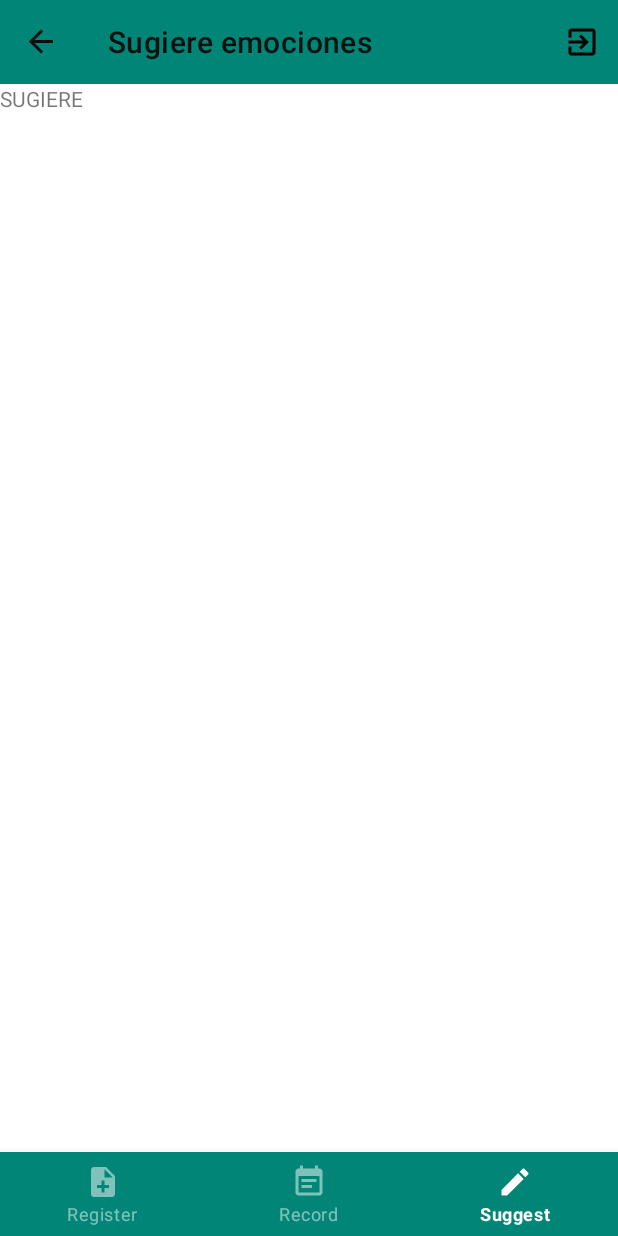
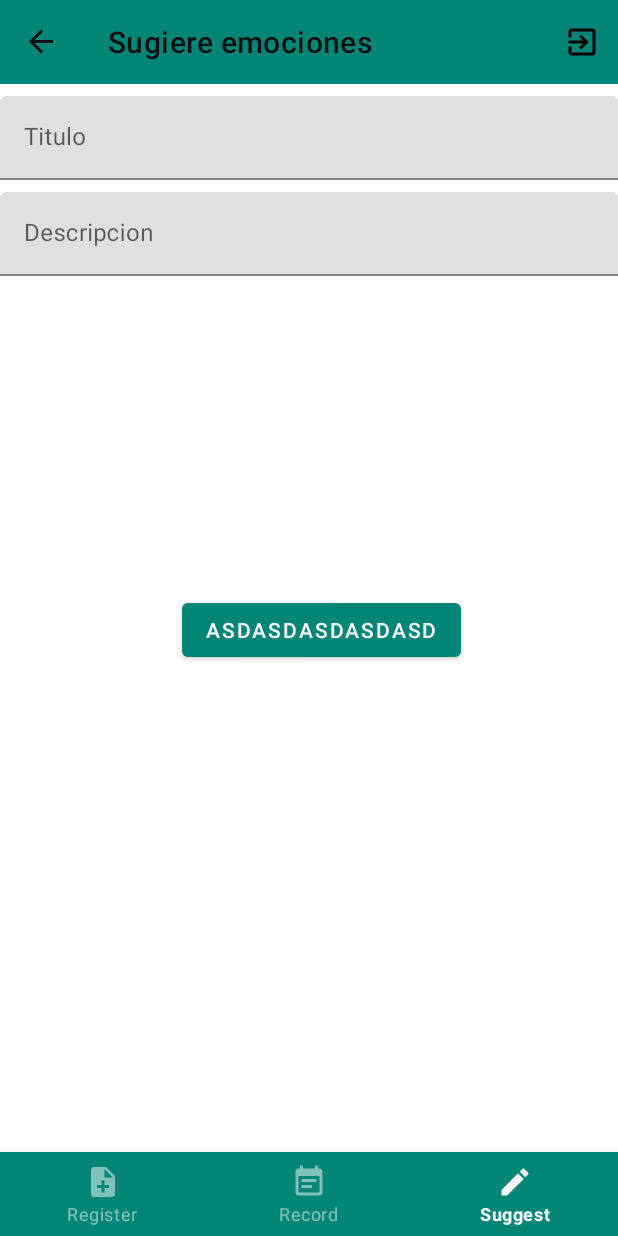
Before and after one commit to gorkymunoz/Mood-app, an Android app: the SugiereEmocionesFragment screen opened through its navigation route, on a phone screen of 412 x 824 dp. Run offline under Robolectric (Android 15) with nearby library versions, the phone set to English and light mode, and no system bars; our stand-ins replace Firebase (no records; nobody signed in at launch, a user with empty details on screens opened directly), navigation-ui.

```diff
--- a/Mood/app/src/main/java/com/example/moodapp/Navigation/PrincipalActivity.kt
+++ b/Mood/app/src/main/java/com/example/moodapp/Navigation/PrincipalActivity.kt
@@ -5,10 +5,7 @@ import androidx.appcompat.app.AppCompatActivity
 import android.os.Bundle
 import android.view.Menu
 import android.view.MenuItem
-import android.widget.Toolbar
 import androidx.navigation.findNavController
-import androidx.navigation.fragment.NavHostFragment
-import androidx.navigation.ui.AppBarConfiguration
 import androidx.navigation.ui.NavigationUI
 import androidx.navigation.ui.setupWithNavController
 import com.example.moodapp.R
--- a/Mood/app/src/main/java/com/example/moodapp/Views/LoginFragment.kt
+++ b/Mood/app/src/main/java/com/example/moodapp/Views/LoginFragment.kt
@@ -94,7 +94,7 @@ class LoginFragment : Fragment(),View.OnClickListener {
 /*                    mStatusTextView.setError("Invalid Emaild Id")
                     mStatusTextView.requestFocus()*/
                 } catch (e: FirebaseAuthInvalidCredentialsException) {
-                    contrasena_login.error = "Credenciales Incorrectas"
+                    contrasena_login_layout.error = "Credenciales Incorrectas"
   /*                  Log.d(LOG_TAG, "email :$email")
 
                     mStatusTextView.setError("Invalid Password")
--- a/Mood/app/src/main/java/com/example/moodapp/RegistraEmocionFragment.kt
+++ b/Mood/app/src/main/java/com/example/moodapp/Views/RegistraEmocionFragment.kt
@@ -1,4 +1,4 @@
-package com.example.moodapp
+package com.example.moodapp.Views
 
 
 import android.os.Bundle
@@ -6,6 +6,7 @@ import androidx.fragment.app.Fragment
 import android.view.LayoutInflater
 import android.view.View
 import android.view.ViewGroup
+import com.example.moodapp.R
 
 
 // TODO: Rename parameter arguments, choose names that match
--- a/Mood/app/src/main/res/layout/fragment_login.xml
+++ b/Mood/app/src/main/res/layout/fragment_login.xml
@@ -46,13 +46,14 @@
             android:layout_width="match_parent"
             android:layout_height="0dp"
             android:hint="@string/contrasena"
-            android:id="@+id/textInputLayout2" android:layout_weight="1"
+            android:id="@+id/contrasena_login_layout" android:layout_weight="1"
             app:layout_constraintStart_toStartOf="parent"
             android:layout_marginStart="8dp" app:layout_constraintEnd_toEndOf="parent"
             android:layout_marginEnd="8dp"
             app:layout_constraintHorizontal_bias="1.0"
             android:layout_marginTop="24dp"
-            app:layout_constraintTop_toBottomOf="@+id/textInputLayout1">
+            app:layout_constraintTop_toBottomOf="@+id/textInputLayout1"
+            app:passwordToggleEnabled="true">
 
         <com.google.android.material.textfield.TextInputEditText
                 android:layout_width="match_parent"
@@ -66,9 +67,9 @@
             android:layout_width="wrap_content"
             android:layout_height="wrap_content"
             android:text="@string/inicia_sesion" android:layout_marginTop="24dp"
-            app:layout_constraintTop_toBottomOf="@+id/textInputLayout2"
-            app:layout_constraintEnd_toEndOf="@+id/textInputLayout2"
-            app:layout_constraintStart_toStartOf="@+id/textInputLayout2" android:layout_marginStart="16dp"
+            app:layout_constraintTop_toBottomOf="@+id/contrasena_login_layout"
+            app:layout_constraintEnd_toEndOf="@+id/contrasena_login_layout"
+            app:layout_constraintStart_toStartOf="@+id/contrasena_login_layout" android:layout_marginStart="16dp"
             android:layout_marginEnd="16dp"/>
 
     <TextView
--- a/Mood/app/src/main/res/layout/fragment_registra_emocion.xml
+++ b/Mood/app/src/main/res/layout/fragment_registra_emocion.xml
@@ -3,7 +3,7 @@
              xmlns:tools="http://schemas.android.com/tools"
              android:layout_width="match_parent"
              android:layout_height="match_parent"
-             tools:context=".RegistraEmocionFragment">
+             tools:context=".Views.RegistraEmocionFragment">
 
     <!-- TODO: Update blank fragment layout -->
     <TextView
--- a/Mood/app/src/main/res/layout/fragment_sugiere_emociones.xml
+++ b/Mood/app/src/main/res/layout/fragment_sugiere_emociones.xml
@@ -1,14 +1,51 @@
 <?xml version="1.0" encoding="utf-8"?>
-<FrameLayout xmlns:android="http://schemas.android.com/apk/res/android"
-             xmlns:tools="http://schemas.android.com/tools"
+<androidx.constraintlayout.widget.ConstraintLayout xmlns:android="http://schemas.android.com/apk/res/android"
+                                                   xmlns:app="http://schemas.android.com/apk/res-auto" xmlns:tools="http://schemas.android.com/tools"
              android:layout_width="match_parent"
              android:layout_height="match_parent"
              tools:context=".SugiereEmocionesFragment">
 
+
+    <com.google.android.material.textfield.TextInputLayout
+            android:layout_width="match_parent"
+            android:layout_height="wrap_content"
+            tools:layout_editor_absoluteX="-16dp"
+            android:id="@+id/textInputLayout" android:layout_marginTop="8dp" app:layout_constraintTop_toTopOf="parent">
+        <com.google.android.material.textfield.TextInputEditText
+                android:layout_width="match_parent"
+                android:layout_height="wrap_content"
+                android:overScrollMode="always"
+                android:hint="Titulo"
+                android:inputType="text"/>
+    </com.google.android.material.textfield.TextInputLayout>
+
     <!-- TODO: Update blank fragment layout -->
-    <TextView
+    <com.google.android.material.textfield.TextInputLayout
+
             android:layout_width="match_parent"
-            android:layout_height="match_parent"
-            android:text="SUGIERE"/>
+            android:layout_height="wrap_content"
+            tools:layout_editor_absoluteX="-16dp" android:layout_marginTop="8dp"
+            app:layout_constraintTop_toBottomOf="@+id/textInputLayout">
 
-</FrameLayout>
+        <com.google.android.material.textfield.TextInputEditText
+                android:layout_width="match_parent"
+                android:layout_height="wrap_content"
+                android:overScrollMode="always"
+                android:hint="Descripcion"
+                android:inputType="textMultiLine"
+                android:scrollbarStyle="insideInset"
+                android:scrollbars="vertical"
+        />
+    </com.google.android.material.textfield.TextInputLayout>
+
+    <com.google.android.material.button.MaterialButton
+            android:text="asdasdasdasdasd"
+            style="@style/Widget.MaterialComponents.Button"
+            app:layout_constraintTop_toTopOf="parent" android:layout_marginTop="32dp"
+            app:layout_constraintStart_toStartOf="parent" android:layout_marginEnd="8dp"
+            app:layout_constraintEnd_toEndOf="parent" app:layout_constraintBottom_toBottomOf="parent"
+            android:layout_marginBottom="8dp" android:layout_width="wrap_content"
+            android:layout_height="wrap_content" android:layout_marginStart="24dp"/>
+
+
+</androidx.constraintlayout.widget.ConstraintLayout>
--- a/Mood/app/src/main/res/navigation/nav_principal.xml
+++ b/Mood/app/src/main/res/navigation/nav_principal.xml
@@ -3,7 +3,7 @@
             xmlns:app="http://schemas.android.com/apk/res-auto"
             xmlns:tools="http://schemas.android.com/tools" android:id="@+id/nav_principal"
             app:startDestination="@id/registraEmocionFragment">
-    <fragment android:id="@+id/registraEmocionFragment" android:name="com.example.moodapp.RegistraEmocionFragment"
+    <fragment android:id="@+id/registraEmocionFragment" android:name="com.example.moodapp.Views.RegistraEmocionFragment"
               android:label="Registra emociones" tools:layout="@layout/fragment_registra_emocion"/>
     <fragment android:id="@+id/historialEmocionFragment" android:name="com.example.moodapp.HistorialEmocionesFragment"
               android:label="Historial" tools:layout="@layout/fragment_historial_emociones"/>
```
